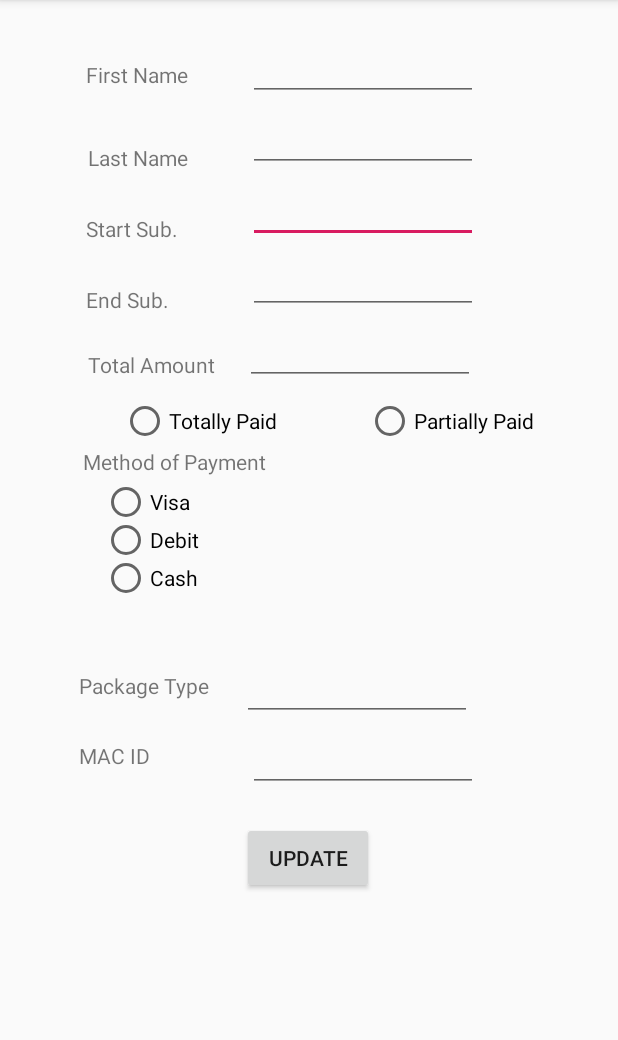
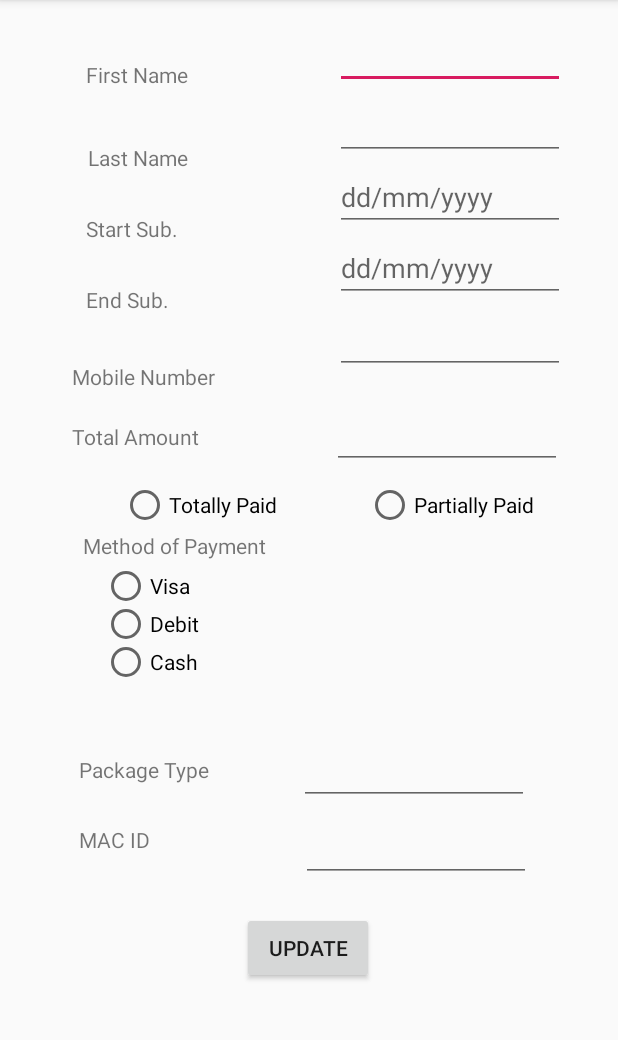
Before and after one commit to jameswei1/Peer-One-Network, an Android app: the EditCustomer screen opened directly, with no data from a screen before it, after a tap on "UPDATE", on a phone screen of 412 x 824 dp, the part 84-1124 px from its top. Run offline under Robolectric (Android 15) with nearby library versions, the phone set to English and light mode, and no system bars; our stand-ins replace Firebase (no records; nobody signed in at launch, a user with empty details on screens opened directly).

```diff
--- a/app/src/main/java/sharora/mysubscription/DisplayUsers.java
+++ b/app/src/main/java/sharora/mysubscription/DisplayUsers.java
@@ -19,7 +19,7 @@ import com.google.firebase.database.ValueEventListener;
 
 public class DisplayUsers extends AppCompatActivity {
     String customer_name,recycler_customer_name,fName,lName;
-    TextView custname,custstartsub,custendsub,custtotalamt,custpayoptn,custmodeofpay,custmacid,custpkgtype;
+    TextView custname,custstartsub,custendsub,custtotalamt,custpayoptn,custmodeofpay,custmacid,custpkgtype,pNum;
     Button edit, delete;
 
     private FirebaseDatabase myref   ;
@@ -50,6 +50,7 @@ public class DisplayUsers extends AppCompatActivity {
         getdata = myref.getReference();
         edit = findViewById(R.id.editInfo);
         delete = findViewById(R.id.deleteButton);
+        pNum = findViewById(R.id.Mobile);
 
 
         getdata.addValueEventListener(new ValueEventListener() {
@@ -90,6 +91,7 @@ public class DisplayUsers extends AppCompatActivity {
                 custpkgtype.setText(ds.child(customer_name).getValue(Member.class).Getpkgtype());
                 custpayoptn.setText(ds.child(customer_name).getValue(Member.class).GetPaymentOption());
                 custmodeofpay.setText(ds.child(customer_name).getValue(Member.class).GetPaymentMethod());
+                pNum.setText(ds.child(customer_name).getValue(Member.class).getPhoneNumber());
                 fName = ds.child(customer_name).getValue(Member.class).Getname();
                 lName = ds.child(customer_name).getValue(Member.class).Getlastname();
             }
@@ -108,6 +110,7 @@ public class DisplayUsers extends AppCompatActivity {
         intent.putExtra("packageType", custpkgtype.getText().toString());
         intent.putExtra("payOption", custpayoptn.getText().toString());
         intent.putExtra("paymentMethod", custmodeofpay.getText().toString());
+        intent.putExtra("number", pNum.getText().toString());
 
         startActivity(intent);
     }
--- a/app/src/main/java/sharora/mysubscription/EditCustomer.java
+++ b/app/src/main/java/sharora/mysubscription/EditCustomer.java
@@ -3,29 +3,26 @@ package sharora.mysubscription;
 import androidx.appcompat.app.AppCompatActivity;
 
 import android.os.Bundle;
+import android.util.Log;
 import android.widget.RadioButton;
 import android.widget.RadioGroup;
 import android.widget.TextView;
-import androidx.annotation.NonNull;
-import androidx.appcompat.app.AppCompatActivity;
 
-import android.content.Intent;
-import android.util.Log;
 import android.view.View;
-import android.widget.TextView;
 import android.widget.Toast;
 import android.widget.Button;
 
-import com.google.firebase.database.DataSnapshot;
-import com.google.firebase.database.DatabaseError;
 import com.google.firebase.database.DatabaseReference;
 import com.google.firebase.database.FirebaseDatabase;
-import com.google.firebase.database.ValueEventListener;
+
+import java.text.SimpleDateFormat;
+import java.util.Date;
 
 public class EditCustomer extends AppCompatActivity {
 
-    TextView startSubField, firstNameField, lastNameField, endSubField, totalAmountField, packageTypeField, MACIDField;
+    TextView startSubField, firstNameField, lastNameField, endSubField, totalAmountField, packageTypeField, MACIDField, pNum;
     Button update;
+    Date date1, date2;
 
     RadioGroup modeofpay;
     RadioGroup paid;
@@ -65,11 +62,33 @@ public class EditCustomer extends AppCompatActivity {
         MACIDField = findViewById(R.id.MACIDField);
         MACIDField.setText(MACID);
 
+        final String pNumber = getIntent().getStringExtra("number");
+        pNum = findViewById(R.id.phoneNumber);
+        pNum.setText(pNumber);
+
         update.setOnClickListener(new View.OnClickListener() {
             @Override
             public void onClick(View view) {
+                paid = findViewById(R.id.gpaid);
+                modeofpay = findViewById(R.id.gmopay);
+                try {
+                    date1= new SimpleDateFormat("dd/MM/yyyy").parse(startSubField.getText().toString());
+                    date2= new SimpleDateFormat("dd/MM/yyyy").parse(endSubField.getText().toString());
+                }
+                catch (Exception e) {}
+
+                if (firstNameField.getText().toString().matches("") || lastNameField.getText().toString().matches("") ||
+                        startSubField.getText().toString().matches("") || endSubField.getText().toString().matches("") ||
+                        totalAmountField.getText().toString().matches("") || packageTypeField.getText().toString().matches("") ||
+                        MACIDField.getText().toString().matches("") || pNum.getText().toString().matches("") ||
+                        paid.getCheckedRadioButtonId() == -1 || modeofpay.getCheckedRadioButtonId() == -1) {
+                    Toast.makeText(EditCustomer.this, "Something's missing", Toast.LENGTH_SHORT).show();
+                }
+                else if (date2 == null || date1 == null) {
+                    Toast.makeText(EditCustomer.this, "Improper date format", Toast.LENGTH_SHORT).show();
+                }
+                else {
                     deleteValue(fName, lName);
-
                     final String fName = firstNameField.getText().toString();
                     final String lName = lastNameField.getText().toString();
                     final String startSub = startSubField.getText().toString();
@@ -77,8 +96,9 @@ public class EditCustomer extends AppCompatActivity {
                     final String totalAmount = totalAmountField.getText().toString();
                     final String pkgType = packageTypeField.getText().toString();
                     final String MACID = MACIDField.getText().toString();
-
-                updateValue(fName, lName, startSub, endSub, totalAmount, pkgType, MACID);
+                    final String pNumber = pNum.getText().toString();
+                    updateValue(fName, lName, startSub, endSub, totalAmount, pkgType, MACID, pNumber);
+                }
             }
         });
     }
@@ -89,7 +109,7 @@ public class EditCustomer extends AppCompatActivity {
         databaseReference.removeValue();
     }
 
-    private void updateValue(String fName, String lName, String startSub, String endSub, String totalamt, String pkgtype, String macid) {
+    private void updateValue(String fName, String lName, String startSub, String endSub, String totalamt, String pkgtype, String macid, String Phone) {
         RadioButton paymentPlan;
         RadioButton paymentMethod;
 
@@ -97,17 +117,18 @@ public class EditCustomer extends AppCompatActivity {
         String HowMuchPaid;
         String PaymentMethod;
 
-        paid = findViewById(R.id.gpaid);
+
         paymentPlan = findViewById(paid.getCheckedRadioButtonId());
         HowMuchPaid = paymentPlan.getText().toString();
 
-        modeofpay = findViewById(R.id.gmopay);
+
         paymentMethod = findViewById(modeofpay.getCheckedRadioButtonId());
         PaymentMethod = paymentMethod.getText().toString();
 
+
         DatabaseReference databaseReference = FirebaseDatabase.getInstance().getReference("customers").child(id.toLowerCase());
 
-        Member member = new Member(fName, lName, startSub, endSub, totalamt, pkgtype, macid, PaymentMethod, HowMuchPaid, id);
+        Member member = new Member(fName, lName, startSub, endSub, totalamt, pkgtype, macid, PaymentMethod, HowMuchPaid, id, Phone);
         databaseReference.setValue(member);
     }
 }
--- a/app/src/main/res/layout/activity_edit_customer.xml
+++ b/app/src/main/res/layout/activity_edit_customer.xml
@@ -1,4 +1,7 @@
 <?xml version="1.0" encoding="utf-8"?>
+<ScrollView android:layout_width="match_parent"
+    android:layout_height="match_parent"
+    xmlns:android="http://schemas.android.com/apk/res/android">
 <androidx.constraintlayout.widget.ConstraintLayout xmlns:android="http://schemas.android.com/apk/res/android"
     xmlns:app="http://schemas.android.com/apk/res-auto"
     xmlns:tools="http://schemas.android.com/tools"
@@ -11,11 +14,12 @@
         android:layout_width="153dp"
         android:layout_height="39dp"
         android:layout_marginTop="8dp"
-        android:layout_marginEnd="84dp"
+        android:layout_marginEnd="8dp"
         android:ems="10"
+        android:hint="dd/mm/yyyy"
         android:inputType="textPersonName"
         app:layout_constraintEnd_toEndOf="parent"
-        app:layout_constraintHorizontal_bias="0.948"
+        app:layout_constraintHorizontal_bias="0.892"
         app:layout_constraintStart_toStartOf="parent"
         app:layout_constraintTop_toBottomOf="@+id/lastNameField" />
 
@@ -23,13 +27,28 @@
         android:id="@+id/endSubField"
         android:layout_width="153dp"
         android:layout_height="39dp"
+        android:layout_marginStart="140dp"
+        android:layout_marginTop="8dp"
+        android:layout_marginEnd="8dp"
+        android:ems="10"
+        android:hint="dd/mm/yyyy"
+        android:inputType="textPersonName"
+        app:layout_constraintEnd_toEndOf="parent"
+        app:layout_constraintHorizontal_bias="0.754"
+        app:layout_constraintStart_toStartOf="parent"
+        app:layout_constraintTop_toBottomOf="@+id/startSubField" />
+
+    <EditText
+        android:id="@+id/phoneNumber"
+        android:layout_width="153dp"
+        android:layout_height="39dp"
         android:layout_marginStart="8dp"
-        android:layout_marginTop="8dp"
-        android:layout_marginEnd="84dp"
+        android:layout_marginTop="56dp"
+        android:layout_marginEnd="8dp"
         android:ems="10"
         android:inputType="textPersonName"
         app:layout_constraintEnd_toEndOf="parent"
-        app:layout_constraintHorizontal_bias="0.945"
+        app:layout_constraintHorizontal_bias="0.888"
         app:layout_constraintStart_toStartOf="parent"
         app:layout_constraintTop_toBottomOf="@+id/startSubField" />
 
@@ -37,12 +56,12 @@
         android:id="@+id/MACIDField"
         android:layout_width="153dp"
         android:layout_height="39dp"
-        android:layout_marginTop="8dp"
-        android:layout_marginEnd="84dp"
+        android:layout_marginTop="12dp"
+        android:layout_marginEnd="8dp"
         android:ems="10"
         android:inputType="textPersonName"
         app:layout_constraintEnd_toEndOf="parent"
-        app:layout_constraintHorizontal_bias="0.948"
+        app:layout_constraintHorizontal_bias="0.8"
         app:layout_constraintStart_toStartOf="parent"
         app:layout_constraintTop_toBottomOf="@+id/packageTypeField" />
 
@@ -51,8 +70,8 @@
         android:layout_width="153dp"
         android:layout_height="39dp"
         android:layout_marginStart="8dp"
-        android:layout_marginTop="232dp"
-        android:layout_marginEnd="84dp"
+        android:layout_marginTop="296dp"
+        android:layout_marginEnd="8dp"
         android:ems="10"
         android:inputType="textPersonName"
         app:layout_constraintEnd_toEndOf="parent"
@@ -64,11 +83,12 @@
         android:layout_width="153dp"
         android:layout_height="39dp"
         android:layout_marginStart="8dp"
-        android:layout_marginTop="8dp"
-        android:layout_marginEnd="84dp"
+        android:layout_marginTop="72dp"
+        android:layout_marginEnd="8dp"
         android:ems="10"
         android:inputType="textPersonName"
         app:layout_constraintEnd_toEndOf="parent"
+        app:layout_constraintHorizontal_bias="0.735"
         app:layout_constraintStart_toEndOf="@+id/editTotalAmount"
         app:layout_constraintTop_toBottomOf="@+id/endSubField" />
 
@@ -102,12 +122,12 @@
         android:id="@+id/firstNameField"
         android:layout_width="153dp"
         android:layout_height="39dp"
-        android:layout_marginTop="28dp"
-        android:layout_marginEnd="84dp"
+        android:layout_marginTop="20dp"
+        android:layout_marginEnd="8dp"
         android:ems="10"
         android:inputType="textPersonName"
         app:layout_constraintEnd_toEndOf="parent"
-        app:layout_constraintHorizontal_bias="0.948"
+        app:layout_constraintHorizontal_bias="0.892"
         app:layout_constraintStart_toStartOf="parent"
         app:layout_constraintTop_toTopOf="parent" />
 
@@ -116,11 +136,11 @@
         android:layout_width="153dp"
         android:layout_height="39dp"
         android:layout_marginTop="8dp"
-        android:layout_marginEnd="84dp"
+        android:layout_marginEnd="8dp"
         android:ems="10"
         android:inputType="textPersonName"
         app:layout_constraintEnd_toEndOf="parent"
-        app:layout_constraintHorizontal_bias="0.948"
+        app:layout_constraintHorizontal_bias="0.892"
         app:layout_constraintStart_toStartOf="parent"
         app:layout_constraintTop_toBottomOf="@+id/firstNameField" />
 
@@ -155,11 +175,11 @@
         android:layout_width="wrap_content"
         android:layout_height="wrap_content"
         android:layout_marginStart="8dp"
-        android:layout_marginTop="24dp"
+        android:layout_marginTop="72dp"
         android:layout_marginEnd="8dp"
         android:text="Total Amount"
         app:layout_constraintEnd_toEndOf="parent"
-        app:layout_constraintHorizontal_bias="0.162"
+        app:layout_constraintHorizontal_bias="0.129"
         app:layout_constraintStart_toStartOf="parent"
         app:layout_constraintTop_toBottomOf="@+id/editEndSub" />
 
@@ -276,4 +296,19 @@
         app:layout_constraintHorizontal_bias="0.498"
         app:layout_constraintStart_toStartOf="parent"
         app:layout_constraintTop_toBottomOf="@+id/MACIDField" />
+
+    <TextView
+        android:id="@+id/textView4"
+        android:layout_width="wrap_content"
+        android:layout_height="wrap_content"
+        android:layout_marginStart="8dp"
+        android:layout_marginTop="32dp"
+        android:layout_marginEnd="8dp"
+        android:text="Mobile Number"
+        app:layout_constraintEnd_toEndOf="parent"
+        app:layout_constraintHorizontal_bias="0.133"
+        app:layout_constraintStart_toStartOf="parent"
+        app:layout_constraintTop_toBottomOf="@+id/editEndSub" />
+
 </androidx.constraintlayout.widget.ConstraintLayout>
+</ScrollView>
```
Also changed, not shown: app/src/main/java/sharora/mysubscription/AddCustomer.java (+6 -4 lines), app/src/main/java/sharora/mysubscription/AlarmReceiver.java (+7 -6 lines), app/src/main/java/sharora/mysubscription/MainActivity.java (+4 -4 lines), app/src/main/java/sharora/mysubscription/Member.java (+11 -2 lines), app/src/main/res/layout/activity_add_customer.xml (+42 -56 lines), app/src/main/res/layout/activity_display_users.xml (+40 -5 lines). Lines whose indentation alone changed are shown as unchanged.
